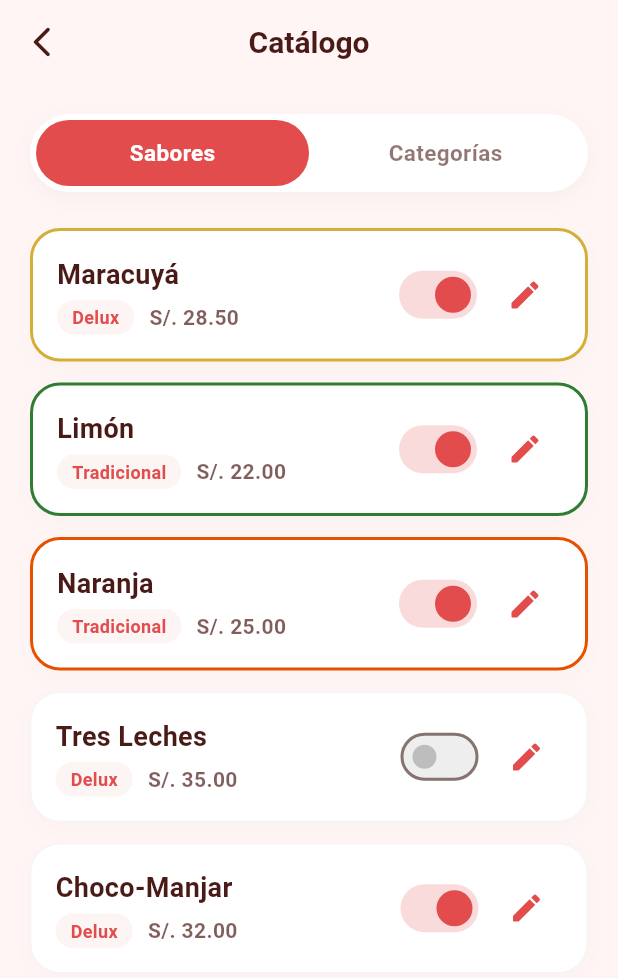
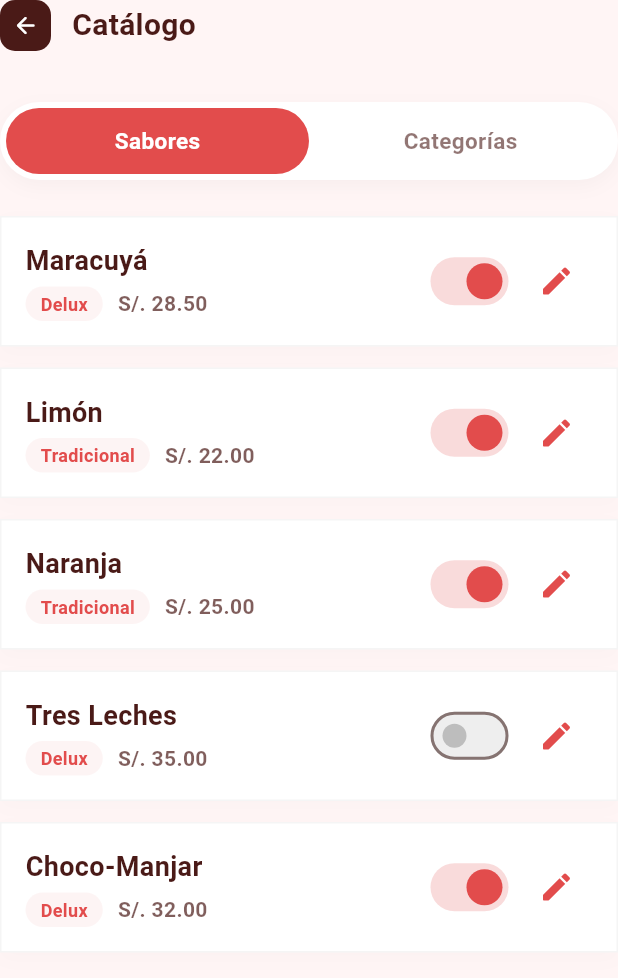
Before and after one commit to tifff2305/Chifones-ZuzuF, a Flutter app: the CatalogoView widget shown alone on an empty page, opened directly, on a phone screen of 412 x 824 dp. Shown: the top 978 px of the screen. Run offline on Flutter 3.47's test engine with Material 3 defaults, Android fonts, the phone set to English and light mode, and no system bars; our stand-ins replace google_fonts; accounts and stored records are empty; network calls fail.

Commit message:
ultimos cambios catalogo y pedido

```diff
--- a/lib/main.dart
+++ b/lib/main.dart
@@ -13,10 +13,6 @@ import 'providers/catalogo_provider.dart';
 import 'views/splash/splash_view.dart';
 import 'views/login/login_view.dart';
 import 'views/admin/admin_dashboard_view.dart';
-import 'views/admin/catalogo/catalogo_view.dart';
-
-// Importación de tus nuevas constantes genéricas
-import 'views/admin/widgets/diseño_cont.dart';
 
 void main() {
   // 1. Inicialización de dependencias base de la capa de API y Servicios
@@ -108,7 +104,6 @@ class MyApp extends StatelessWidget {
       routes: {
         '/login': (context) => const LoginView(),
         '/admin': (context) => const AdminDashboardView(),
-        '/catalogo': (context) => const CatalogoView(),
       },
     );
   }
--- a/lib/providers/admin_provider.dart
+++ b/lib/providers/admin_provider.dart
@@ -14,6 +14,7 @@ class AdminProvider with ChangeNotifier {
 
   bool _cargando = false;
   String? _error;
+  String _vistaActiva = 'dashboard'; // 'dashboard', 'catalogo', etc.
 
   // Getters públicos
   double get ventasHoy => _ventasHoy;
@@ -22,6 +23,15 @@ class AdminProvider with ChangeNotifier {
   int get clientes => _clientes;
   bool get cargando => _cargando;
   String? get error => _error;
+  String get vistaActiva => _vistaActiva;
+
+  // Cambiar sub-vista activa del Tab 0
+  void cambiarVista(String nuevaVista) {
+    if (_vistaActiva != nuevaVista) {
+      _vistaActiva = nuevaVista;
+      notifyListeners();
+    }
+  }
 
   // Cargar datos de manera ficticia (simulada) o real llamando al backend
   Future<void> cargarDatosDashboard() async {
--- a/lib/services/catalogo_service.dart
+++ b/lib/services/catalogo_service.dart
@@ -1,5 +1,4 @@
 import 'dart:convert';
-import 'package:http/http.dart' as http;
 import '../models/sabor_model.dart';
 import '../models/categoria_model.dart';
 import 'api_client.dart';
--- a/lib/views/admin/catalogo/catalogo_view.dart
+++ b/lib/views/admin/catalogo/catalogo_view.dart
@@ -1,6 +1,7 @@
 import 'package:flutter/material.dart';
 import 'package:provider/provider.dart';
 import '../../../providers/catalogo_provider.dart';
+import '../../../providers/admin_provider.dart';
 import 'widgets/selector_tabs.dart';
 import 'widgets/sabores_list.dart';
 import 'widgets/categorias_list.dart';
@@ -16,7 +17,7 @@ class _CatalogoViewState extends State<CatalogoView> {
   @override
   void initState() {
     super.initState();
-    // Carga inicial del catálogo al montar la vista
+    // Cargar catálogo inicial al montar
     WidgetsBinding.instance.addPostFrameCallback((_) {
       Provider.of<CatalogoProvider>(context, listen: false).cargarCatalogo();
     });
@@ -25,26 +26,48 @@ class _CatalogoViewState extends State<CatalogoView> {
   @override
   Widget build(BuildContext context) {
     const textDark = Color(0xFF4A1A17);
-    const backgroundPink = Color(0xFFFFF5F5);
 
-    return Scaffold(
-      backgroundColor: backgroundPink,
-      appBar: AppBar(
-        backgroundColor: Colors.transparent,
-        elevation: 0,
-        leading: IconButton(
-          icon: const Icon(Icons.arrow_back_ios_new_rounded, color: textDark),
-          onPressed: () => Navigator.of(context).pop(),
+    return Column(
+      crossAxisAlignment: CrossAxisAlignment.start,
+      children: [
+        // Fila de Retroceso estética "[<-] Catálogo" fiel a tu Mockup
+        Row(
+          children: [
+            GestureDetector(
+              onTap: () {
+                Provider.of<AdminProvider>(context, listen: false).cambiarVista('dashboard');
+              },
+              child: Container(
+                padding: const EdgeInsets.all(8),
+                decoration: BoxDecoration(
+                  color: textDark,
+                  borderRadius: BorderRadius.circular(10),
+                ),
+                child: const Icon(
+                  Icons.arrow_back_rounded,
+                  color: Colors.white,
+                  size: 18,
+                ),
+              ),
+            ),
+            const SizedBox(width: 14),
+            const Text(
+              'Catálogo',
+              style: TextStyle(
+                color: textDark,
+                fontWeight: FontWeight.bold,
+                fontSize: 20,
+              ),
+            ),
+          ],
         ),
-        title: const Text(
-          'Catálogo',
-          style: TextStyle(color: textDark, fontWeight: FontWeight.bold, fontSize: 20),
+        const SizedBox(height: 18),
+
+        // Cuerpo principal del Catálogo
+        const Expanded(
+          child: _CatalogoCuerpoOrquestador(),
         ),
-        centerTitle: true,
-      ),
-      body: const SafeArea(
-        child: _CatalogoCuerpoOrquestador(),
-      ),
+      ],
     );
   }
 }
@@ -70,7 +93,7 @@ class _CatalogoCuerpoOrquestador extends StatelessWidget {
           color: const Color(0xFFE24C4C),
           child: SingleChildScrollView(
             physics: const AlwaysScrollableScrollPhysics(),
-            padding: const EdgeInsets.symmetric(horizontal: 20.0, vertical: 12.0),
+            padding: const EdgeInsets.symmetric(vertical: 8.0), // Padding vertical limpio sin duplicación horizontal
             child: Column(
               crossAxisAlignment: CrossAxisAlignment.start,
               children: [
--- a/lib/views/admin/catalogo/widgets/sabores_list.dart
+++ b/lib/views/admin/catalogo/widgets/sabores_list.dart
@@ -55,7 +55,7 @@ class _SaborCard extends StatelessWidget {
     const buttonRed = Color(0xFFE24C4C);
 
     // Definición de color de borde según colorBorde
-    Color borderColor = Colors.transparent;
+    /*Color borderColor = Colors.transparent;
     double borderWidth = 0.0;
 
     if (sabor.colorBorde == 'dorado') {
@@ -67,16 +67,13 @@ class _SaborCard extends StatelessWidget {
     } else if (sabor.colorBorde == 'naranja') {
       borderColor = const Color(0xFFE65100); // Naranja quemado
       borderWidth = 2.0;
-    }
+    }*/
 
     return Container(
       margin: const EdgeInsets.only(bottom: 14.0),
       decoration: BoxDecoration(
         color: Colors.white,
-        borderRadius: BorderRadius.circular(20),
-        border: borderWidth > 0
-            ? Border.all(color: borderColor, width: borderWidth)
-            : Border.all(color: Colors.grey.shade100, width: 1),
+        border: Border.all(color: Colors.grey.shade100, width: 1),
         boxShadow: [
           BoxShadow(
             color: Colors.black.withOpacity(0.015),
--- a/lib/views/admin/widgets/admin_menu.dart
+++ b/lib/views/admin/widgets/admin_menu.dart
@@ -1,6 +1,7 @@
 import 'package:flutter/material.dart';
 import 'package:provider/provider.dart';
 import '../../../providers/auth_provider.dart';
+import '../../../providers/admin_provider.dart';
 
 class AdminMenu extends StatelessWidget {
   const AdminMenu({Key? key}) : super(key: key);
@@ -14,7 +15,9 @@ class AdminMenu extends StatelessWidget {
         _buildMenuOption(
           icon: Icons.edit_note_rounded,
           title: 'Catálogo',
-          onTap: () => Navigator.of(context).pushNamed('/catalogo'),
+          onTap: () {
+            Provider.of<AdminProvider>(context, listen: false).cambiarVista('catalogo');
+          },
         ),
         _buildMenuOption(
           icon: Icons.edit_note_rounded,
--- a/lib/views/admin/widgets/diseño_cont.dart
+++ b/lib/views/admin/widgets/diseño_cont.dart
@@ -1,4 +1,3 @@
-import 'package:flutter/material.dart';
 
 class AppDesign {
   // Tamaños de los Iconos y Contenedores
```
Also changed, not shown: lib/views/admin/admin_dashboard_view.dart (+111 -11 lines).
